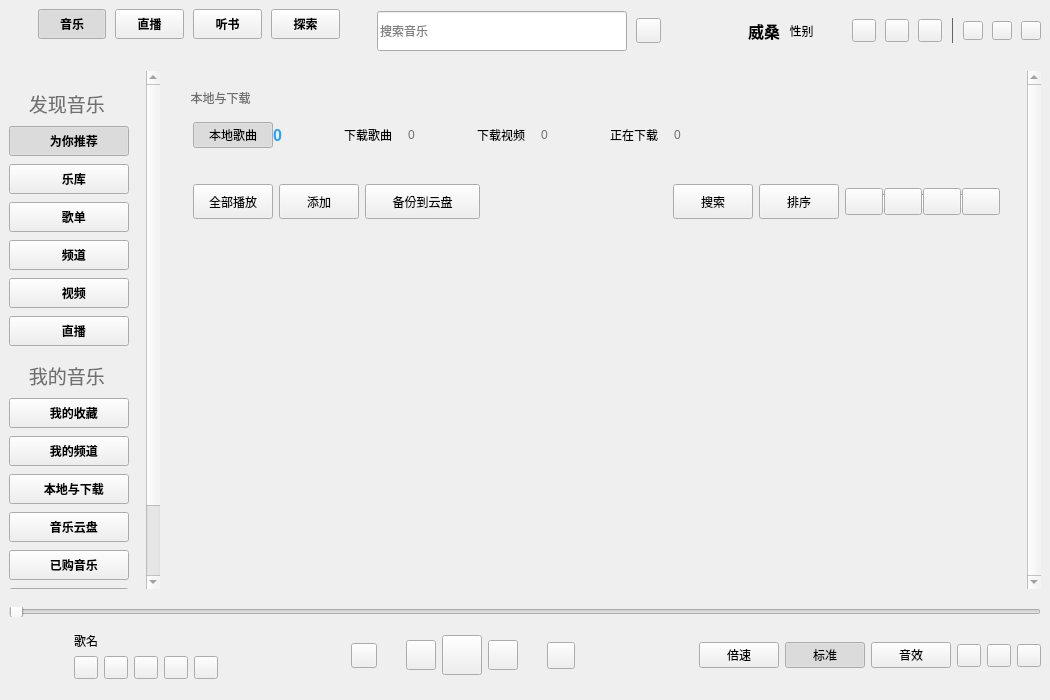
This is KuGouStart/KuGouApp.ui in a-mo-xi-wei/KuGouApp as Qt 5 draws it before an edit. The edited form follows.
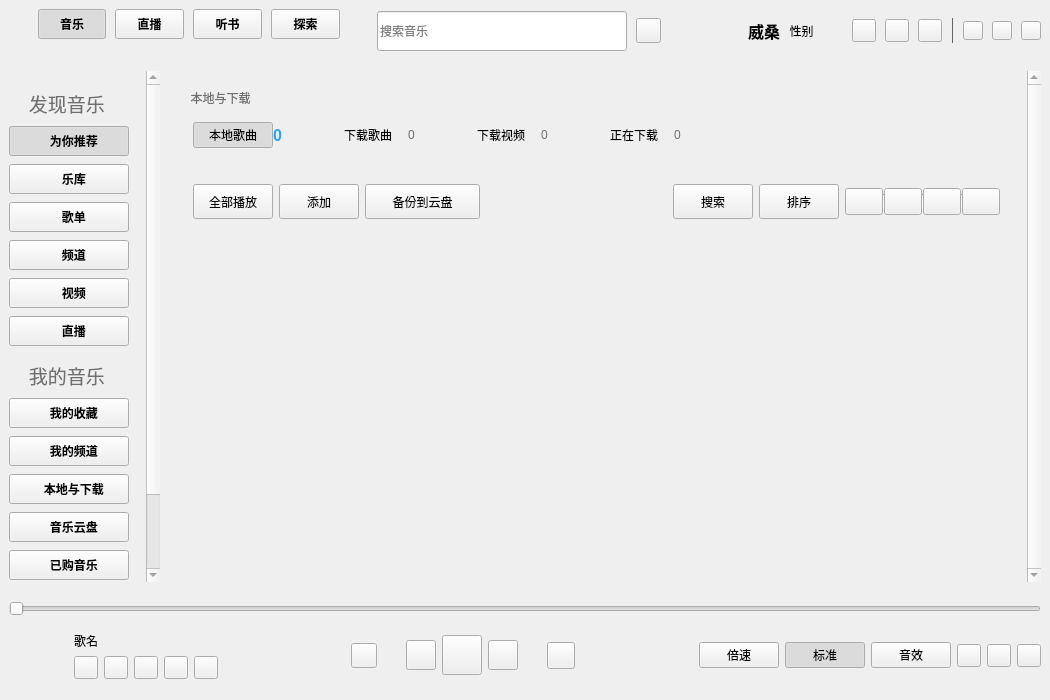
This is the edited form. Custom widgets are drawn as their Qt base class.

Commit message: 更改样式，进度条美化

The edit to the form file:
```diff
--- a/KuGouStart/KuGouApp.ui
+++ b/KuGouStart/KuGouApp.ui
@@ -611,7 +611,7 @@
          <property name="geometry">
           <rect>
            <x>0</x>
-           <y>-15</y>
+           <y>0</y>
            <width>143</width>
            <height>570</height>
           </rect>
@@ -1151,7 +1151,7 @@
            <x>0</x>
            <y>0</y>
            <width>861</width>
-           <height>536</height>
+           <height>529</height>
           </rect>
          </property>
          <layout class="QHBoxLayout" name="horizontalLayout_4">
@@ -2226,7 +2226,7 @@
       <item>
        <widget class="QSlider" name="progressSlider">
         <property name="sizePolicy">
-         <sizepolicy hsizetype="Expanding" vsizetype="Preferred">
+         <sizepolicy hsizetype="Expanding" vsizetype="Fixed">
           <horstretch>0</horstretch>
           <verstretch>0</verstretch>
          </sizepolicy>
@@ -2234,13 +2234,13 @@
         <property name="minimumSize">
          <size>
           <width>0</width>
-          <height>10</height>
+          <height>17</height>
          </size>
         </property>
         <property name="maximumSize">
          <size>
           <width>16777215</width>
-          <height>10</height>
+          <height>17</height>
          </size>
         </property>
         <property name="orientation">
```
The commit also changes 1 other file.
